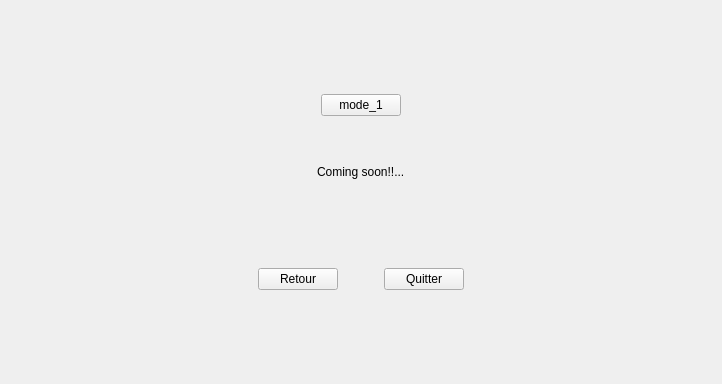
Old version of the form mainwindow.ui in the repository 3200443/Projectc-.
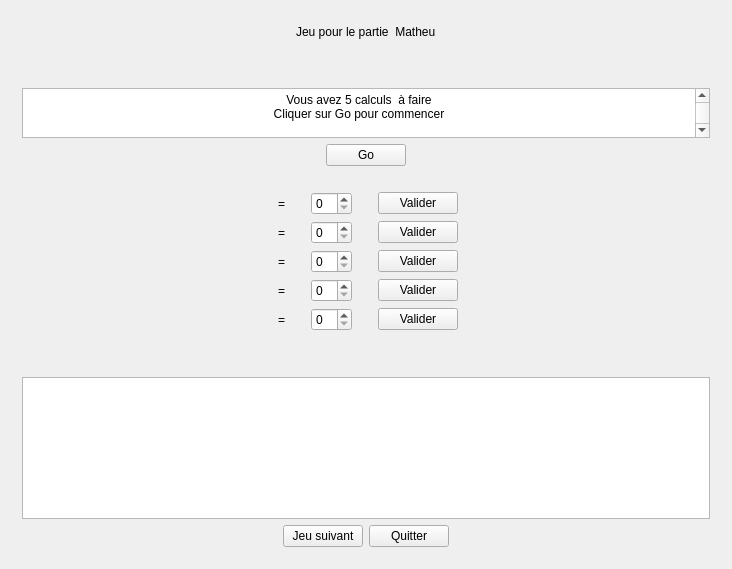
New version of the form.

Diff of the .ui file:
```diff
--- a/mainwindow.ui
+++ b/mainwindow.ui
@@ -6,8 +6,8 @@
    <rect>
     <x>0</x>
     <y>0</y>
-    <width>722</width>
-    <height>384</height>
+    <width>732</width>
+    <height>569</height>
    </rect>
   </property>
   <property name="sizePolicy">
@@ -39,7 +39,7 @@
     <item>
      <widget class="QStackedWidget" name="stackedWidget">
       <property name="currentIndex">
-       <number>2</number>
+       <number>5</number>
       </property>
       <widget class="QWidget" name="page1">
        <layout class="QGridLayout" name="gridLayout">
@@ -1655,6 +1655,826 @@
         </item>
        </layout>
       </widget>
+      <widget class="QWidget" name="pMatheu">
+       <layout class="QVBoxLayout" name="verticalLayout_32">
+        <item>
+         <layout class="QVBoxLayout" name="verticalLayout_29">
+          <item>
+           <layout class="QHBoxLayout" name="horizontalLayout_30">
+            <item>
+             <spacer name="horizontalSpacer_56">
+              <property name="orientation">
+               <enum>Qt::Horizontal</enum>
+              </property>
+              <property name="sizeHint" stdset="0">
+               <size>
+                <width>40</width>
+                <height>20</height>
+               </size>
+              </property>
+             </spacer>
+            </item>
+            <item>
+             <widget class="QLabel" name="label_14">
+              <property name="text">
+               <string>Jeu pour le partie  Matheu</string>
+              </property>
+             </widget>
+            </item>
+            <item>
+             <spacer name="horizontalSpacer_57">
+              <property name="orientation">
+               <enum>Qt::Horizontal</enum>
+              </property>
+              <property name="sizeHint" stdset="0">
+               <size>
+                <width>40</width>
+                <height>20</height>
+               </size>
+              </property>
+             </spacer>
+            </item>
+           </layout>
+          </item>
+          <item>
+           <spacer name="verticalSpacer_30">
+            <property name="orientation">
+             <enum>Qt::Vertical</enum>
+            </property>
+            <property name="sizeType">
+             <enum>QSizePolicy::Fixed</enum>
+            </property>
+            <property name="sizeHint" stdset="0">
+             <size>
+              <width>20</width>
+              <height>40</height>
+             </size>
+            </property>
+           </spacer>
+          </item>
+          <item>
+           <widget class="QTextBrowser" name="Enonce_4">
+            <property name="minimumSize">
+             <size>
+              <width>0</width>
+              <height>50</height>
+             </size>
+            </property>
+            <property name="maximumSize">
+             <size>
+              <width>16777215</width>
+              <height>60</height>
+             </size>
+            </property>
+            <property name="html">
+             <string>&lt;!DOCTYPE HTML PUBLIC &quot;-//W3C//DTD HTML 4.0//EN&quot; &quot;http://www.w3.org/TR/REC-html40/strict.dtd&quot;&gt;
+&lt;html&gt;&lt;head&gt;&lt;meta name=&quot;qrichtext&quot; content=&quot;1&quot; /&gt;&lt;style type=&quot;text/css&quot;&gt;
+p, li { white-space: pre-wrap; }
+&lt;/style&gt;&lt;/head&gt;&lt;body style=&quot; font-family:'Noto Sans'; font-size:9pt; font-weight:400; font-style:normal;&quot;&gt;
+&lt;p align=&quot;center&quot; style=&quot; margin-top:0px; margin-bottom:0px; margin-left:0px; margin-right:0px; -qt-block-indent:0; text-indent:0px;&quot;&gt;Vous avez 5 calculs  à faire&lt;/p&gt;
+&lt;p align=&quot;center&quot; style=&quot; margin-top:0px; margin-bottom:0px; margin-left:0px; margin-right:0px; -qt-block-indent:0; text-indent:0px;&quot;&gt;Cliquer sur Go pour commencer&lt;/p&gt;
+&lt;p align=&quot;center&quot; style=&quot;-qt-paragraph-type:empty; margin-top:0px; margin-bottom:0px; margin-left:0px; margin-right:0px; -qt-block-indent:0; text-indent:0px;&quot;&gt;&lt;br /&gt;&lt;/p&gt;&lt;/body&gt;&lt;/html&gt;</string>
+            </property>
+           </widget>
+          </item>
+          <item>
+           <layout class="QHBoxLayout" name="horizontalLayout_31">
+            <item>
+             <spacer name="horizontalSpacer_58">
+              <property name="orientation">
+               <enum>Qt::Horizontal</enum>
+              </property>
+              <property name="sizeHint" stdset="0">
+               <size>
+                <width>40</width>
+                <height>20</height>
+               </size>
+              </property>
+             </spacer>
+            </item>
+            <item>
+             <widget class="QPushButton" name="go_jeu_calcul">
+              <property name="text">
+               <string>Go</string>
+              </property>
+             </widget>
+            </item>
+            <item>
+             <spacer name="horizontalSpacer_59">
+              <property name="orientation">
+               <enum>Qt::Horizontal</enum>
+              </property>
+              <property name="sizeHint" stdset="0">
+               <size>
+                <width>40</width>
+                <height>20</height>
+               </size>
+              </property>
+             </spacer>
+            </item>
+           </layout>
+          </item>
+          <item>
+           <spacer name="verticalSpacer_31">
+            <property name="orientation">
+             <enum>Qt::Vertical</enum>
+            </property>
+            <property name="sizeType">
+             <enum>QSizePolicy::Fixed</enum>
+            </property>
+            <property name="sizeHint" stdset="0">
+             <size>
+              <width>20</width>
+              <height>20</height>
+             </size>
+            </property>
+           </spacer>
+          </item>
+          <item>
+           <layout class="QHBoxLayout" name="horizontalLayout_61">
+            <item>
+             <spacer name="horizontalSpacer_95">
+              <property name="orientation">
+               <enum>Qt::Horizontal</enum>
+              </property>
+              <property name="sizeHint" stdset="0">
+               <size>
+                <width>40</width>
+                <height>20</height>
+               </size>
+              </property>
+             </spacer>
+            </item>
+            <item>
+             <widget class="QLabel" name="calcul1">
+              <property name="minimumSize">
+               <size>
+                <width>50</width>
+                <height>0</height>
+               </size>
+              </property>
+              <property name="maximumSize">
+               <size>
+                <width>50</width>
+                <height>16777215</height>
+               </size>
+              </property>
+              <property name="text">
+               <string/>
+              </property>
+             </widget>
+            </item>
+            <item>
+             <widget class="QLabel" name="label_15">
+              <property name="text">
+               <string>=</string>
+              </property>
+             </widget>
+            </item>
+            <item>
+             <spacer name="horizontalSpacer_60">
+              <property name="orientation">
+               <enum>Qt::Horizontal</enum>
+              </property>
+              <property name="sizeType">
+               <enum>QSizePolicy::Fixed</enum>
+              </property>
+              <property name="sizeHint" stdset="0">
+               <size>
+                <width>20</width>
+                <height>20</height>
+               </size>
+              </property>
+             </spacer>
+            </item>
+            <item>
+             <widget class="QSpinBox" name="res_calcul1"/>
+            </item>
+            <item>
+             <spacer name="horizontalSpacer_61">
+              <property name="orientation">
+               <enum>Qt::Horizontal</enum>
+              </property>
+              <property name="sizeType">
+               <enum>QSizePolicy::Fixed</enum>
+              </property>
+              <property name="sizeHint" stdset="0">
+               <size>
+                <width>20</width>
+                <height>20</height>
+               </size>
+              </property>
+             </spacer>
+            </item>
+            <item>
+             <widget class="QPushButton" name="valider_calcul1">
+              <property name="text">
+               <string>Valider</string>
+              </property>
+             </widget>
+            </item>
+            <item>
+             <spacer name="horizontalSpacer_62">
+              <property name="orientation">
+               <enum>Qt::Horizontal</enum>
+              </property>
+              <property name="sizeType">
+               <enum>QSizePolicy::Minimum</enum>
+              </property>
+              <property name="sizeHint" stdset="0">
+               <size>
+                <width>40</width>
+                <height>20</height>
+               </size>
+              </property>
+             </spacer>
+            </item>
+            <item>
+             <widget class="QLabel" name="valid_calcul1">
+              <property name="text">
+               <string/>
+              </property>
+             </widget>
+            </item>
+            <item>
+             <spacer name="horizontalSpacer_96">
+              <property name="orientation">
+               <enum>Qt::Horizontal</enum>
+              </property>
+              <property name="sizeHint" stdset="0">
+               <size>
+                <width>40</width>
+                <height>20</height>
+               </size>
+              </property>
+             </spacer>
+            </item>
+           </layout>
+          </item>
+          <item>
+           <layout class="QHBoxLayout" name="horizontalLayout_62">
+            <item>
+             <spacer name="horizontalSpacer_97">
+              <property name="orientation">
+               <enum>Qt::Horizontal</enum>
+              </property>
+              <property name="sizeHint" stdset="0">
+               <size>
+                <width>40</width>
+                <height>20</height>
+               </size>
+              </property>
+             </spacer>
+            </item>
+            <item>
+             <widget class="QLabel" name="calcul2">
+              <property name="minimumSize">
+               <size>
+                <width>50</width>
+                <height>0</height>
+               </size>
+              </property>
+              <property name="maximumSize">
+               <size>
+                <width>50</width>
+                <height>16777215</height>
+               </size>
+              </property>
+              <property name="text">
+               <string/>
+              </property>
+             </widget>
+            </item>
+            <item>
+             <widget class="QLabel" name="label_16">
+              <property name="text">
+               <string>=</string>
+              </property>
+             </widget>
+            </item>
+            <item>
+             <spacer name="horizontalSpacer_63">
+              <property name="orientation">
+               <enum>Qt::Horizontal</enum>
+              </property>
+              <property name="sizeType">
+               <enum>QSizePolicy::Fixed</enum>
+              </property>
+              <property name="sizeHint" stdset="0">
+               <size>
+                <width>20</width>
+                <height>20</height>
+               </size>
+              </property>
+             </spacer>
+            </item>
+            <item>
+             <widget class="QSpinBox" name="res_calcul2"/>
+            </item>
+            <item>
+             <spacer name="horizontalSpacer_64">
+              <property name="orientation">
+               <enum>Qt::Horizontal</enum>
+              </property>
+              <property name="sizeType">
+               <enum>QSizePolicy::Fixed</enum>
+              </property>
+              <property name="sizeHint" stdset="0">
+               <size>
+                <width>20</width>
+                <height>20</height>
+               </size>
+              </property>
+             </spacer>
+            </item>
+            <item>
+             <widget class="QPushButton" name="valider_calcul2">
+              <property name="text">
+               <string>Valider</string>
+              </property>
+             </widget>
+            </item>
+            <item>
+             <spacer name="horizontalSpacer_65">
+              <property name="orientation">
+               <enum>Qt::Horizontal</enum>
+              </property>
+              <property name="sizeType">
+               <enum>QSizePolicy::Minimum</enum>
+              </property>
+              <property name="sizeHint" stdset="0">
+               <size>
+                <width>40</width>
+                <height>20</height>
+               </size>
+              </property>
+             </spacer>
+            </item>
+            <item>
+             <widget class="QLabel" name="valid_calcul2">
+              <property name="text">
+               <string/>
+              </property>
+             </widget>
+            </item>
+            <item>
+             <spacer name="horizontalSpacer_98">
+              <property name="orientation">
+               <enum>Qt::Horizontal</enum>
+              </property>
+              <property name="sizeHint" stdset="0">
+               <size>
+                <width>40</width>
+                <height>20</height>
+               </size>
+              </property>
+             </spacer>
+            </item>
+           </layout>
+          </item>
+          <item>
+           <layout class="QHBoxLayout" name="horizontalLayout_63">
+            <item>
+             <spacer name="horizontalSpacer_99">
+              <property name="orientation">
+               <enum>Qt::Horizontal</enum>
+              </property>
+              <property name="sizeHint" stdset="0">
+               <size>
+                <width>40</width>
+                <height>20</height>
+               </size>
+              </property>
+             </spacer>
+            </item>
+            <item>
+             <widget class="QLabel" name="calcul3">
+              <property name="minimumSize">
+               <size>
+                <width>50</width>
+                <height>0</height>
+               </size>
+              </property>
+              <property name="maximumSize">
+               <size>
+                <width>50</width>
+                <height>16777215</height>
+               </size>
+              </property>
+              <property name="text">
+               <string/>
+              </property>
+             </widget>
+            </item>
+            <item>
+             <widget class="QLabel" name="label_17">
+              <property name="text">
+               <string>=</string>
+              </property>
+             </widget>
+            </item>
+            <item>
+             <spacer name="horizontalSpacer_66">
+              <property name="orientation">
+               <enum>Qt::Horizontal</enum>
+              </property>
+              <property name="sizeType">
+               <enum>QSizePolicy::Fixed</enum>
+              </property>
+              <property name="sizeHint" stdset="0">
+               <size>
+                <width>20</width>
+                <height>20</height>
+               </size>
+              </property>
+             </spacer>
+            </item>
+            <item>
+             <widget class="QSpinBox" name="res_calcul3"/>
+            </item>
+            <item>
+             <spacer name="horizontalSpacer_67">
+              <property name="orientation">
+               <enum>Qt::Horizontal</enum>
+              </property>
+              <property name="sizeType">
+               <enum>QSizePolicy::Fixed</enum>
+              </property>
+              <property name="sizeHint" stdset="0">
+               <size>
+                <width>20</width>
+                <height>20</height>
+               </size>
+              </property>
+             </spacer>
+            </item>
+            <item>
+             <widget class="QPushButton" name="valider_calcul3">
+              <property name="text">
+               <string>Valider</string>
+              </property>
+             </widget>
+            </item>
+            <item>
+             <spacer name="horizontalSpacer_68">
+              <property name="orientation">
+               <enum>Qt::Horizontal</enum>
+              </property>
+              <property name="sizeType">
+               <enum>QSizePolicy::Minimum</enum>
+              </property>
+              <property name="sizeHint" stdset="0">
+               <size>
+                <width>40</width>
+                <height>20</height>
+               </size>
+              </property>
+             </spacer>
+            </item>
+            <item>
+             <widget class="QLabel" name="valid_calcul3">
+              <property name="text">
+               <string/>
+              </property>
+             </widget>
+            </item>
+            <item>
+             <spacer name="horizontalSpacer_100">
+              <property name="orientation">
+               <enum>Qt::Horizontal</enum>
+              </property>
+              <property name="sizeHint" stdset="0">
+               <size>
+                <width>40</width>
+                <height>20</height>
+               </size>
+              </property>
+             </spacer>
+            </item>
+           </layout>
+          </item>
+          <item>
+           <layout class="QHBoxLayout" name="horizontalLayout_64">
+            <item>
+             <spacer name="horizontalSpacer_101">
+              <property name="orientation">
+               <enum>Qt::Horizontal</enum>
+              </property>
+              <property name="sizeHint" stdset="0">
+               <size>
+                <width>40</width>
+                <height>20</height>
+               </size>
+              </property>
+             </spacer>
+            </item>
+            <item>
+             <widget class="QLabel" name="calcul4">
+              <property name="minimumSize">
+               <size>
+                <width>50</width>
+                <height>0</height>
+               </size>
+              </property>
+              <property name="maximumSize">
+               <size>
+                <width>50</width>
+                <height>16777215</height>
+               </size>
+              </property>
+              <property name="text">
+               <string/>
+              </property>
+             </widget>
+            </item>
+            <item>
+             <widget class="QLabel" name="label_18">
+              <property name="text">
+               <string>=</string>
+              </property>
+             </widget>
+            </item>
+            <item>
+             <spacer name="horizontalSpacer_69">
+              <property name="orientation">
+               <enum>Qt::Horizontal</enum>
+              </property>
+              <property name="sizeType">
+               <enum>QSizePolicy::Fixed</enum>
+              </property>
+              <property name="sizeHint" stdset="0">
+               <size>
+                <width>20</width>
+                <height>20</height>
+               </size>
+              </property>
+             </spacer>
+            </item>
+            <item>
+             <widget class="QSpinBox" name="res_calcul4"/>
+            </item>
+            <item>
+             <spacer name="horizontalSpacer_70">
+              <property name="orientation">
+               <enum>Qt::Horizontal</enum>
+              </property>
+              <property name="sizeType">
+               <enum>QSizePolicy::Fixed</enum>
+              </property>
+              <property name="sizeHint" stdset="0">
+               <size>
+                <width>20</width>
+                <height>20</height>
+               </size>
+              </property>
+             </spacer>
+            </item>
+            <item>
+             <widget class="QPushButton" name="valider_calcul4">
+              <property name="text">
+               <string>Valider</string>
+              </property>
+             </widget>
+            </item>
+            <item>
+             <spacer name="horizontalSpacer_71">
+              <property name="orientation">
+               <enum>Qt::Horizontal</enum>
+              </property>
+              <property name="sizeType">
+               <enum>QSizePolicy::Minimum</enum>
+              </property>
+              <property name="sizeHint" stdset="0">
+               <size>
+                <width>40</width>
+                <height>20</height>
+               </size>
+              </property>
+             </spacer>
+            </item>
+            <item>
+             <widget class="QLabel" name="valid_calcul4">
+              <property name="text">
+               <string/>
+              </property>
+             </widget>
+            </item>
+            <item>
+             <spacer name="horizontalSpacer_102">
+              <property name="orientation">
+               <enum>Qt::Horizontal</enum>
+              </property>
+              <property name="sizeHint" stdset="0">
+               <size>
+                <width>40</width>
+                <height>20</height>
+               </size>
+              </property>
+             </spacer>
+            </item>
+           </layout>
+          </item>
+          <item>
+           <layout class="QHBoxLayout" name="horizontalLayout_32">
+            <item>
+             <spacer name="horizontalSpacer_72">
+              <property name="orientation">
+               <enum>Qt::Horizontal</enum>
+              </property>
+              <property name="sizeHint" stdset="0">
+               <size>
+                <width>40</width>
+                <height>20</height>
+               </size>
+              </property>
+             </spacer>
+            </item>
+            <item>
+             <widget class="QLabel" name="calcul5">
+              <property name="minimumSize">
+               <size>
+                <width>50</width>
+                <height>0</height>
+               </size>
+              </property>
+              <property name="maximumSize">
+               <size>
+                <width>50</width>
+                <height>16777215</height>
+               </size>
+              </property>
+              <property name="text">
+               <string/>
+              </property>
+             </widget>
+            </item>
+            <item>
+             <widget class="QLabel" name="label_19">
+              <property name="text">
+               <string>=</string>
+              </property>
+             </widget>
+            </item>
+            <item>
+             <spacer name="horizontalSpacer_73">
+              <property name="orientation">
+               <enum>Qt::Horizontal</enum>
+              </property>
+              <property name="sizeType">
+               <enum>QSizePolicy::Fixed</enum>
+              </property>
+              <property name="sizeHint" stdset="0">
+               <size>
+                <width>20</width>
+                <height>20</height>
+               </size>
+              </property>
+             </spacer>
+            </item>
+            <item>
+             <widget class="QSpinBox" name="res_calcul5"/>
+            </item>
+            <item>
+             <spacer name="horizontalSpacer_74">
+              <property name="orientation">
+               <enum>Qt::Horizontal</enum>
+              </property>
+              <property name="sizeType">
+               <enum>QSizePolicy::Fixed</enum>
+              </property>
+              <property name="sizeHint" stdset="0">
+               <size>
+                <width>20</width>
+                <height>20</height>
+               </size>
+              </property>
+             </spacer>
+            </item>
+            <item>
+             <widget class="QPushButton" name="valider_calcul5">
+              <property name="text">
+               <string>Valider</string>
+              </property>
+             </widget>
+            </item>
+            <item>
+             <spacer name="horizontalSpacer_75">
+              <property name="orientation">
+               <enum>Qt::Horizontal</enum>
+              </property>
+              <property name="sizeType">
+               <enum>QSizePolicy::Minimum</enum>
+              </property>
+              <property name="sizeHint" stdset="0">
+               <size>
+                <width>40</width>
+                <height>20</height>
+               </size>
+              </property>
+             </spacer>
+            </item>
+            <item>
+             <widget class="QLabel" name="valid_calcul1_5">
+              <property name="text">
+               <string/>
+              </property>
+             </widget>
+            </item>
+            <item>
+             <spacer name="horizontalSpacer_76">
+              <property name="orientation">
+               <enum>Qt::Horizontal</enum>
+              </property>
+              <property name="sizeHint" stdset="0">
+               <size>
+                <width>40</width>
+                <height>20</height>
+               </size>
+              </property>
+             </spacer>
+            </item>
+           </layout>
+          </item>
+          <item>
+           <spacer name="verticalSpacer_32">
+            <property name="orientation">
+             <enum>Qt::Vertical</enum>
+            </property>
+            <property name="sizeType">
+             <enum>QSizePolicy::Fixed</enum>
+            </property>
+            <property name="sizeHint" stdset="0">
+             <size>
+              <width>20</width>
+              <height>40</height>
+             </size>
+            </property>
+           </spacer>
+          </item>
+          <item>
+           <widget class="QTextEdit" name="Resultat_4"/>
+          </item>
+          <item>
+           <spacer name="verticalSpacer_33">
+            <property name="orientation">
+             <enum>Qt::Vertical</enum>
+            </property>
+            <property name="sizeHint" stdset="0">
+             <size>
+              <width>20</width>
+              <height>40</height>
+             </size>
+            </property>
+           </spacer>
+          </item>
+          <item>
+           <layout class="QHBoxLayout" name="horizontalLayout_33">
+            <item>
+             <spacer name="horizontalSpacer_77">
+              <property name="orientation">
+               <enum>Qt::Horizontal</enum>
+              </property>
+              <property name="sizeHint" stdset="0">
+               <size>
+                <width>40</width>
+                <height>20</height>
+               </size>
+              </property>
+             </spacer>
+            </item>
+            <item>
+             <widget class="QPushButton" name="next_jeu3_3">
+              <property name="text">
+               <string>Jeu suivant</string>
+              </property>
+             </widget>
+            </item>
+            <item>
+             <widget class="QPushButton" name="pushButton_23">
+              <property name="text">
+               <string>Quitter</string>
+              </property>
+             </widget>
+            </item>
+            <item>
+             <spacer name="horizontalSpacer_78">
+              <property name="orientation">
+               <enum>Qt::Horizontal</enum>
+              </property>
+              <property name="sizeHint" stdset="0">
+               <size>
+                <width>40</width>
+                <height>20</height>
+               </size>
+              </property>
+             </spacer>
+            </item>
+           </layout>
+          </item>
+         </layout>
+        </item>
+       </layout>
+      </widget>
       <widget class="QWidget" name="pagefinjeu">
        <layout class="QVBoxLayout" name="verticalLayout_31">
         <item>
```
Left out of the diff: 46 changed lines with no effect on the pictures.
